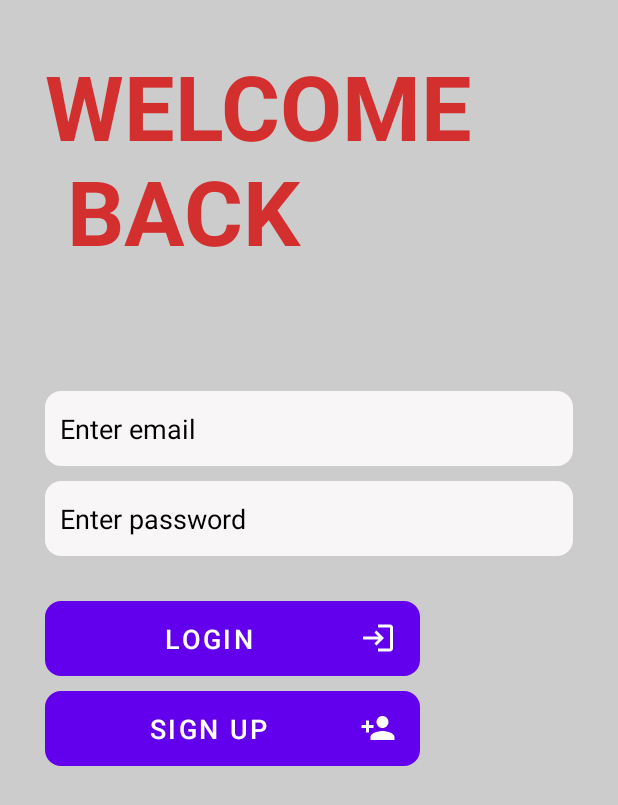
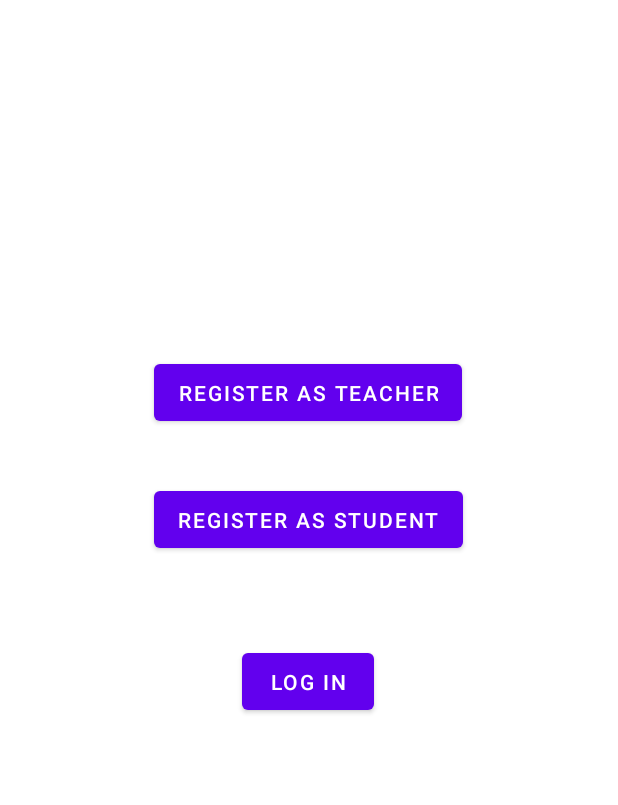
Before and after one commit to Amad-Ahmed/Tele_Taleem, an Android app: the screen it shows after launch (LoginActivity before the commit, SelectionActivity after it), on a phone screen of 412 x 824 dp. Shown: the top 805 px of the screen. Run offline under Robolectric (Android 15) with nearby library versions, the phone set to English and light mode, and no system bars.

Commit message:
student and teacher journey

```diff
--- a/app/build.gradle
+++ b/app/build.gradle
@@ -45,4 +45,5 @@ dependencies {
     implementation 'com.google.firebase:firebase-auth'
     implementation platform('com.google.firebase:firebase-bom:29.0.0')
     implementation 'com.google.firebase:firebase-firestore'
+    implementation 'com.szagurskii:patternedtextwatcher:0.5.0'
 }
--- a/app/src/main/java/com/example/android/teletaleem/MainActivity.kt
+++ b/app/src/main/java/com/example/android/teletaleem/MainActivity.kt
@@ -11,9 +11,10 @@ class MainActivity : AppCompatActivity() {
     override fun onCreate(savedInstanceState: Bundle?) {
         super.onCreate(savedInstanceState)
         setContentView(R.layout.activity_main)
+
         getSupportActionBar()?.hide()
         Handler().postDelayed({
-            startActivity(Intent(this@MainActivity, LoginActivity::class.java))
+            startActivity(Intent(this@MainActivity, SelectionActivity::class.java))
             //Only For Slide Show Between Intent
             overridePendingTransition(R.anim.slidein, R.anim.slideout)
         }, 2000)
--- /dev/null
+++ b/app/src/main/java/com/example/android/teletaleem/SelectionActivity.java
@@ -0,0 +1,44 @@
+package com.example.android.teletaleem;
+
+import androidx.appcompat.app.AppCompatActivity;
+
+import android.content.Intent;
+import android.os.Bundle;
+import android.view.View;
+import android.widget.Button;
+
+public class SelectionActivity extends AppCompatActivity {
+    Button teacher,student,login;
+
+    @Override
+    protected void onCreate(Bundle savedInstanceState) {
+        super.onCreate(savedInstanceState);
+        setContentView(R.layout.activity_selection);
+        teacher=findViewById(R.id.Teacher);
+        student=findViewById(R.id.Student);
+        login=findViewById(R.id.loginBtn);
+
+        teacher.setOnClickListener(new View.OnClickListener() {//for teacher journey
+            @Override
+            public void onClick(View v) {
+                Intent i=new Intent(SelectionActivity.this,TeacherActivity.class);
+                startActivity(i);
+            }
+        });
+        student.setOnClickListener(new View.OnClickListener() {//for student journey
+            @Override
+            public void onClick(View v) {
+                Intent i=new Intent(SelectionActivity.this,StudentActivity.class);
+                startActivity(i);
+
+            }
+        });
+        login.setOnClickListener(new View.OnClickListener() {//for login journey
+            @Override
+            public void onClick(View v) {
+                Intent i=new Intent(SelectionActivity.this,LoginActivity.class);
+                startActivity(i);
+            }
+        });
+    }
+}
--- /dev/null
+++ b/app/src/main/res/layout/activity_selection.xml
@@ -0,0 +1,44 @@
+<?xml version="1.0" encoding="utf-8"?>
+<androidx.constraintlayout.widget.ConstraintLayout xmlns:android="http://schemas.android.com/apk/res/android"
+    xmlns:app="http://schemas.android.com/apk/res-auto"
+    xmlns:tools="http://schemas.android.com/tools"
+    android:layout_width="match_parent"
+    android:layout_height="match_parent"
+    tools:context=".SelectionActivity">
+
+    <Button
+        android:id="@+id/Teacher"
+        android:layout_width="wrap_content"
+        android:layout_height="50dp"
+        android:text="Register as Teacher"
+        app:layout_constraintBottom_toBottomOf="parent"
+        app:layout_constraintEnd_toEndOf="parent"
+        app:layout_constraintHorizontal_bias="0.497"
+        app:layout_constraintStart_toStartOf="parent"
+        app:layout_constraintTop_toTopOf="parent"
+        app:layout_constraintVertical_bias="0.306" />
+
+    <Button
+        android:id="@+id/Student"
+        android:layout_width="wrap_content"
+        android:layout_height="50dp"
+        android:text="Register as Student"
+        app:layout_constraintBottom_toBottomOf="parent"
+        app:layout_constraintEnd_toEndOf="parent"
+        app:layout_constraintHorizontal_bias="0.497"
+        app:layout_constraintStart_toStartOf="parent"
+        app:layout_constraintTop_toTopOf="parent"
+        app:layout_constraintVertical_bias="0.415" />
+
+    <Button
+        android:id="@+id/loginBtn"
+        android:layout_width="wrap_content"
+        android:layout_height="50dp"
+        android:text="Log IN"
+        app:layout_constraintBottom_toBottomOf="parent"
+        app:layout_constraintEnd_toEndOf="parent"
+        app:layout_constraintHorizontal_bias="0.498"
+        app:layout_constraintStart_toStartOf="parent"
+        app:layout_constraintTop_toTopOf="parent"
+        app:layout_constraintVertical_bias="0.555" />
+</androidx.constraintlayout.widget.ConstraintLayout>
--- a/build.gradle
+++ b/build.gradle
@@ -8,7 +8,7 @@ buildscript {
         }
     }
     dependencies {
-        classpath "com.android.tools.build:gradle:7.0.3"
+        classpath 'com.android.tools.build:gradle:7.0.4'
         classpath 'com.google.gms:google-services:4.3.10'
         classpath 'org.jetbrains.kotlin:kotlin-gradle-plugin:1.6.0'
         // NOTE: Do not place your application dependencies here; they belong
```
Also changed, not shown: app/src/main/AndroidManifest.xml (+9 -0 lines), app/src/main/java/com/example/android/teletaleem/StudentActivity.java (added, +41 -0 lines), app/src/main/java/com/example/android/teletaleem/TeacherActivity.java (added, +40 -0 lines), app/src/main/res/layout/activity_student.xml (added, +158 -0 lines), app/src/main/res/layout/activity_teacher.xml (added, +190 -0 lines), app/src/main/res/values/strings.xml (+14 -0 lines).
